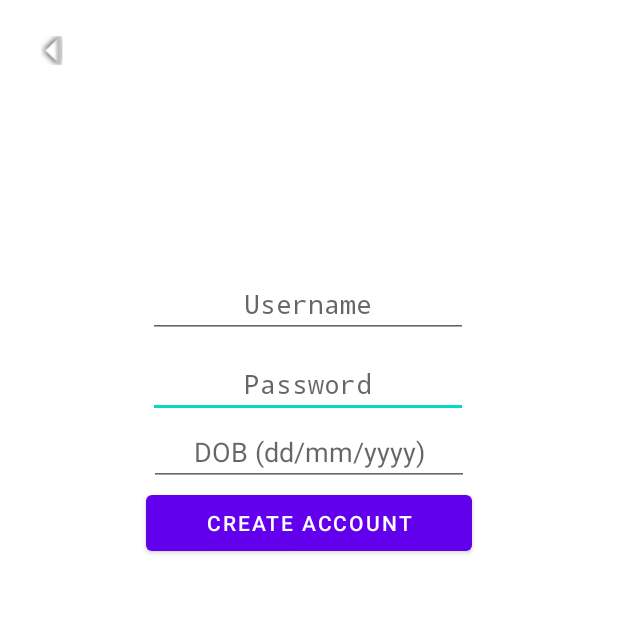
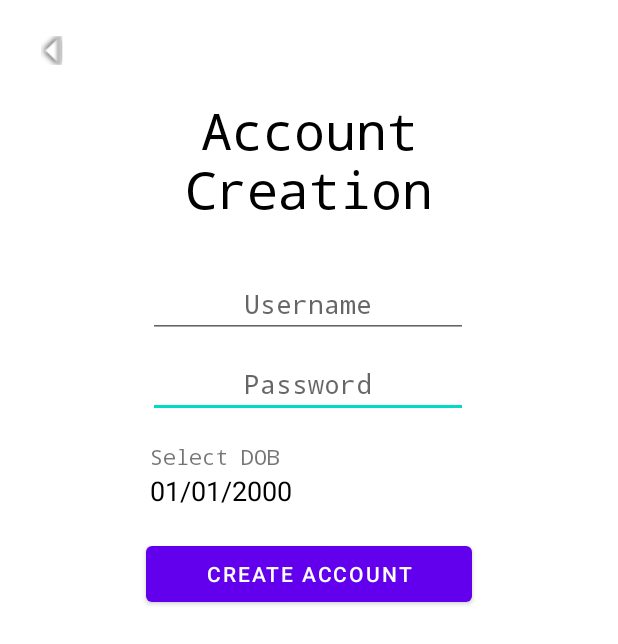
Before and after one commit to ORead6/MAD-CW, an Android app: the layout activity_create_account.xml on its own in the app's theme, with its tools: preview values and no code run, on a phone screen of 412 x 824 dp. Shown: the top 644 px of the screen. Run offline under Robolectric (Android 15) with nearby library versions, the phone set to English and light mode, and no system bars.

```diff
--- a/MyMood/app/build.gradle
+++ b/MyMood/app/build.gradle
@@ -25,6 +25,9 @@ android {
         sourceCompatibility JavaVersion.VERSION_1_8
         targetCompatibility JavaVersion.VERSION_1_8
     }
+    buildFeatures {
+        viewBinding true
+    }
 }
 
 dependencies {
@@ -32,6 +35,8 @@ dependencies {
     implementation 'androidx.appcompat:appcompat:1.3.0'
     implementation 'com.google.android.material:material:1.4.0'
     implementation 'androidx.constraintlayout:constraintlayout:2.0.4'
+    implementation 'androidx.navigation:navigation-fragment:2.3.5'
+    implementation 'androidx.navigation:navigation-ui:2.3.5'
     testImplementation 'junit:junit:4.13.2'
     androidTestImplementation 'androidx.test.ext:junit:1.1.3'
     androidTestImplementation 'androidx.test.espresso:espresso-core:3.4.0'
--- a/MyMood/app/src/main/res/layout/create_account_screen.xml
+++ b/MyMood/app/src/main/res/layout/activity_create_account.xml
@@ -1,20 +1,34 @@
+<?xml version="1.0" encoding="utf-8"?>
 <androidx.constraintlayout.widget.ConstraintLayout xmlns:android="http://schemas.android.com/apk/res/android"
     xmlns:app="http://schemas.android.com/apk/res-auto"
     xmlns:tools="http://schemas.android.com/tools"
     android:layout_width="match_parent"
     android:layout_height="match_parent"
-    android:foregroundTint="#FFFEFE"
-    tools:context=".loginActivity">
+    tools:context=".createAccountActivity">
 
+    <TextView
+        android:id="@+id/accCreateLabel"
+        android:layout_width="246dp"
+        android:layout_height="93dp"
+        android:layout_marginTop="64dp"
+        android:fontFamily="monospace"
+        android:text="Account Creation"
+        android:textAlignment="center"
+        android:textColor="@color/black"
+        android:textSize="34sp"
+        app:layout_constraintEnd_toEndOf="parent"
+        app:layout_constraintStart_toStartOf="parent"
+        app:layout_constraintTop_toTopOf="parent" />
 
     <Button
         android:id="@+id/confirmAccountCreation"
         android:layout_width="217dp"
         android:layout_height="49dp"
+        android:layout_marginTop="16dp"
         android:text="Create Account"
         app:layout_constraintEnd_toEndOf="parent"
         app:layout_constraintStart_toStartOf="parent"
-        app:layout_constraintTop_toBottomOf="@+id/dob" />
+        app:layout_constraintTop_toBottomOf="@+id/selectedDOB" />
 
     <EditText
         android:id="@+id/createPassword"
@@ -46,18 +60,6 @@
         app:layout_constraintStart_toStartOf="parent"
         app:layout_constraintTop_toTopOf="parent" />
 
-    <EditText
-        android:id="@+id/dob"
-        android:layout_width="wrap_content"
-        android:layout_height="wrap_content"
-        android:ems="10"
-        android:hint="DOB (dd/mm/yyyy)"
-        android:inputType="date"
-        android:textAlignment="center"
-        app:layout_constraintEnd_toEndOf="parent"
-        app:layout_constraintStart_toStartOf="parent"
-        app:layout_constraintTop_toBottomOf="@+id/createPassword" />
-
     <ImageButton
         android:id="@+id/createAccount_back"
         android:layout_width="38dp"
@@ -72,4 +74,28 @@
         app:layout_constraintTop_toTopOf="parent"
         app:srcCompat="@android:drawable/arrow_down_float" />
 
+    <TextView
+        android:id="@+id/dobBtn"
+        android:layout_width="97dp"
+        android:layout_height="47dp"
+        android:layout_marginTop="16dp"
+        android:fontFamily="monospace"
+        android:text="Select DOB"
+        app:layout_constraintEnd_toEndOf="parent"
+        app:layout_constraintHorizontal_bias="0.318"
+        app:layout_constraintStart_toStartOf="parent"
+        app:layout_constraintTop_toBottomOf="@+id/createPassword" />
+
+    <TextView
+        android:id="@+id/selectedDOB"
+        android:layout_width="212dp"
+        android:layout_height="27dp"
+        android:layout_marginStart="100dp"
+        android:layout_marginTop="36dp"
+        android:text="01/01/2000"
+        android:textColor="@color/black"
+        android:textSize="18sp"
+        app:layout_constraintStart_toStartOf="parent"
+        app:layout_constraintTop_toBottomOf="@+id/createPassword" />
+
 </androidx.constraintlayout.widget.ConstraintLayout>
--- /dev/null
+++ b/MyMood/app/src/main/res/values-land/dimens.xml
@@ -0,0 +1,3 @@
+<resources>
+        <dimen name="fab_margin">48dp</dimen>
+    </resources>
--- /dev/null
+++ b/MyMood/app/src/main/res/values-w1240dp/dimens.xml
@@ -0,0 +1,3 @@
+<resources>
+        <dimen name="fab_margin">200dp</dimen>
+    </resources>
--- /dev/null
+++ b/MyMood/app/src/main/res/values-w600dp/dimens.xml
@@ -0,0 +1,3 @@
+<resources>
+        <dimen name="fab_margin">48dp</dimen>
+    </resources>
--- /dev/null
+++ b/MyMood/app/src/main/res/values/dimens.xml
@@ -0,0 +1,3 @@
+<resources>
+        <dimen name="fab_margin">16dp</dimen>
+    </resources>
--- a/MyMood/app/src/main/res/values/themes.xml
+++ b/MyMood/app/src/main/res/values/themes.xml
@@ -13,4 +13,10 @@
         <item name="android:statusBarColor" tools:targetApi="l">?attr/colorPrimaryVariant</item>
         <!-- Customize your theme here. -->
     </style>
+    <style name="Theme.MyMood.NoActionBar">
+        <item name="windowActionBar">false</item>
+        <item name="windowNoTitle">true</item>
+    </style>
+    <style name="Theme.MyMood.AppBarOverlay" parent="ThemeOverlay.AppCompat.Dark.ActionBar" />
+    <style name="Theme.MyMood.PopupOverlay" parent="ThemeOverlay.AppCompat.Light" />
 </resources>
```
Also changed, not shown: MyMood/app/src/main/AndroidManifest.xml (+6 -3 lines), MyMood/app/src/main/java/com/example/mymood/createAccountActivity.java (+57 -3 lines), MyMood/app/src/main/java/com/example/mymood/loginActivity.java (+17 -0 lines), MyMood/app/src/main/res/navigation/nav_graph.xml (added, +28 -0 lines), MyMood/app/src/main/res/values/strings.xml (+9 -0 lines).
